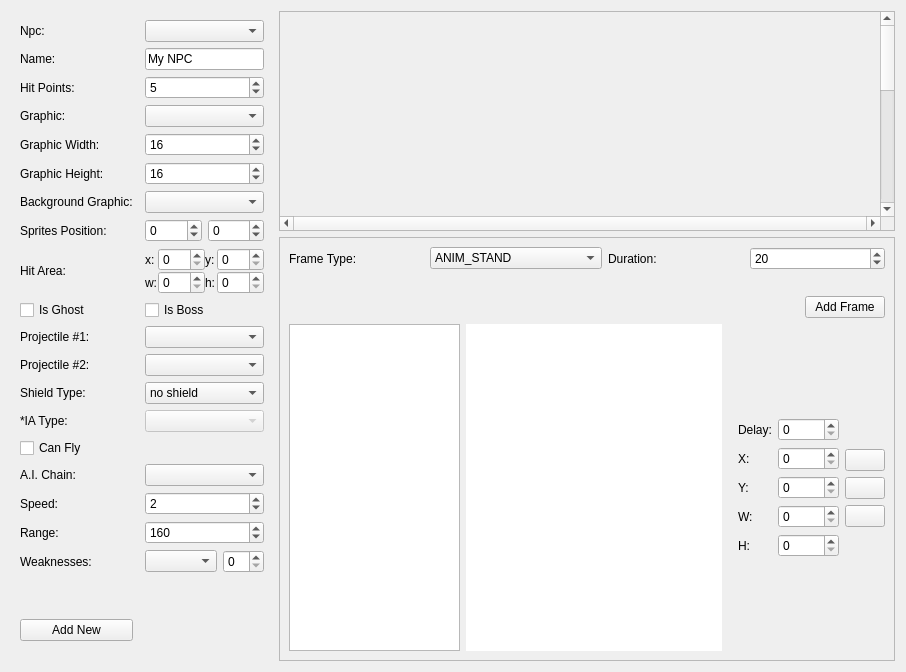
This is editor/mainwindow_tab/npc_edit.ui in arcadenea/rockbot as Qt 5 draws it before an edit. The edited form follows.
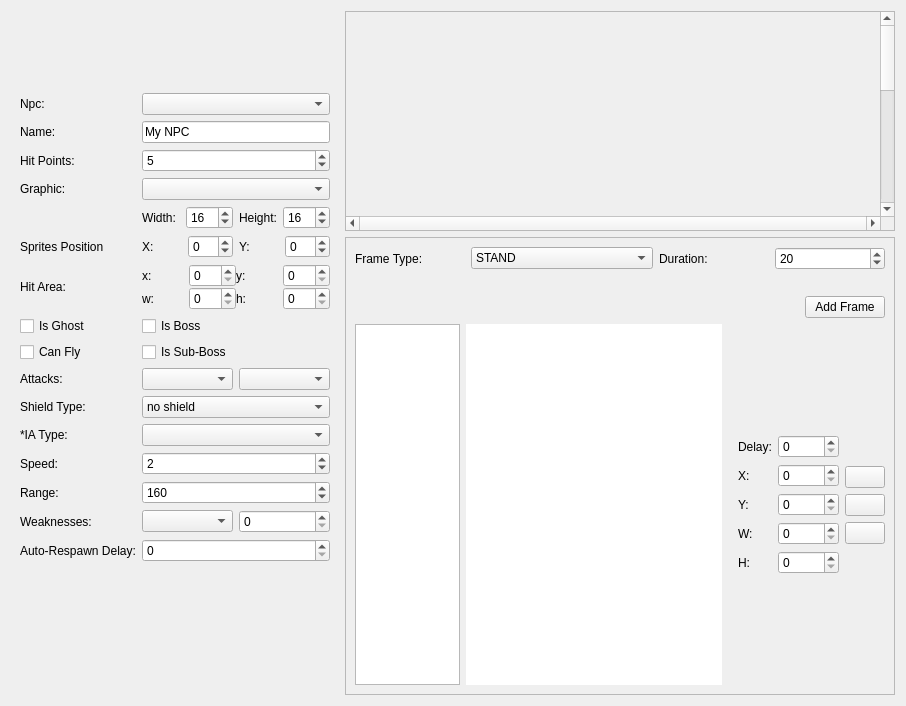
This is the edited form. Icons and pictures are not drawn. Custom widgets are drawn as their Qt base class.

Diff of the .ui file:
```diff
--- a/editor/mainwindow_tab/npc_edit.ui
+++ b/editor/mainwindow_tab/npc_edit.ui
@@ -7,7 +7,7 @@
     <x>0</x>
     <y>0</y>
     <width>906</width>
-    <height>670</height>
+    <height>706</height>
    </rect>
   </property>
   <property name="sizePolicy">
@@ -38,7 +38,16 @@
       <property name="sizeConstraint">
        <enum>QLayout::SetNoConstraint</enum>
       </property>
-      <property name="margin">
+      <property name="leftMargin">
+       <number>0</number>
+      </property>
+      <property name="topMargin">
+       <number>0</number>
+      </property>
+      <property name="rightMargin">
+       <number>0</number>
+      </property>
+      <property name="bottomMargin">
        <number>0</number>
       </property>
       <item row="0" column="2">
@@ -53,7 +62,16 @@
          <string notr="true"/>
         </property>
         <layout class="QVBoxLayout" name="verticalLayout_10">
-         <property name="margin">
+         <property name="leftMargin">
+          <number>0</number>
+         </property>
+         <property name="topMargin">
+          <number>0</number>
+         </property>
+         <property name="rightMargin">
+          <number>0</number>
+         </property>
+         <property name="bottomMargin">
           <number>0</number>
          </property>
          <item>
@@ -74,7 +92,16 @@
             <string notr="true"/>
            </property>
            <layout class="QVBoxLayout" name="verticalLayout_11">
-            <property name="margin">
+            <property name="leftMargin">
+             <number>0</number>
+            </property>
+            <property name="topMargin">
+             <number>0</number>
+            </property>
+            <property name="rightMargin">
+             <number>0</number>
+            </property>
+            <property name="bottomMargin">
              <number>0</number>
             </property>
             <item>
@@ -110,7 +137,7 @@
                 </sizepolicy>
                </property>
                <property name="autoFillBackground">
-                <bool>false</bool>
+                <bool>true</bool>
                </property>
                <widget class="npcPreviewArea" name="npc_edit_tab_previewarea" native="true">
                 <property name="geometry">
@@ -162,107 +189,147 @@
                <widget class="QComboBox" name="frame_list_selector">
                 <item>
                  <property name="text">
-                  <string>ANIM_STAND</string>
+                  <string>STAND</string>
                  </property>
                 </item>
                 <item>
                  <property name="text">
-                  <string>ANIM_WALK</string>
+                  <string>WALK</string>
                  </property>
                 </item>
                 <item>
                  <property name="text">
-                  <string>ANIM_JUMP</string>
+                  <string>JUMP</string>
                  </property>
                 </item>
                 <item>
                  <property name="text">
-                  <string>ANIM_ATTACK</string>
+                  <string>ATTACK</string>
                  </property>
                 </item>
                 <item>
                  <property name="text">
-                  <string>ANIM_TELEPORT</string>
+                  <string>TELEPORT</string>
                  </property>
                 </item>
                 <item>
                  <property name="text">
-                  <string>ANIM_JUMP_ATTACK</string>
+                  <string>JUMP_ATTACK</string>
                  </property>
                 </item>
                 <item>
                  <property name="text">
-                  <string>ANIM_WALK_ATTACK</string>
+                  <string>WALK_ATTACK</string>
                  </property>
                 </item>
                 <item>
                  <property name="text">
-                  <string>ANIM_HIT</string>
+                  <string>HIT</string>
                  </property>
                 </item>
                 <item>
                  <property name="text">
-                  <string>ANIM_STAIRS</string>
+                  <string>STAIRS</string>
                  </property>
                 </item>
                 <item>
                  <property name="text">
-                  <string>ANIM_STAIRS_SEMI</string>
+                  <string>STAIRS_SEMI</string>
                  </property>
                 </item>
                 <item>
                  <property name="text">
-                  <string>ANIM_STAIRS_ATTACK</string>
+                  <string>STAIRS_ATTACK</string>
                  </property>
                 </item>
                 <item>
                  <property name="text">
-                  <string>ANIM_STAIRS_MOVE</string>
+                  <string>STAIRS_MOVE</string>
                  </property>
                 </item>
                 <item>
                  <property name="text">
-                  <string>ANIM_TROW</string>
+                  <string>TROW</string>
                  </property>
                 </item>
                 <item>
                  <property name="text">
-                  <string>ANIM_TURN</string>
+                  <string>TURN (HORIZONTAL)</string>
                  </property>
                 </item>
                 <item>
                  <property name="text">
-                  <string>ANIM_MOVE_SEMI</string>
+                  <string>MOVE_SEMI</string>
                  </property>
                 </item>
                 <item>
                  <property name="text">
-                  <string>ANIM_WALK_AIR</string>
+                  <string>WALK_AIR</string>
                  </property>
                 </item>
                 <item>
                  <property name="text">
-                  <string>ANIM_INTRO</string>
+                  <string>INTRO</string>
                  </property>
                 </item>
                 <item>
                  <property name="text">
-                  <string>ANIM_SPECIAL_ATTACK</string>
+                  <string>SPECIAL_ATTACK</string>
                  </property>
                 </item>
                 <item>
                  <property name="text">
-                  <string>ANIM_SLIDE</string>
+                  <string>SLIDE</string>
                  </property>
                 </item>
                 <item>
                  <property name="text">
-                  <string>ANIM_SHIELD</string>
+                  <string>SHIELD</string>
                  </property>
                 </item>
                 <item>
                  <property name="text">
-                  <string>ANIM_VERTICAL_TURN</string>
+                  <string>TURN (VERTICAL)</string>
+                 </property>
+                </item>
+                <item>
+                 <property name="text">
+                  <string>ATTACK THROW</string>
+                 </property>
+                </item>
+                <item>
+                 <property name="text">
+                  <string>ATTACK DIAGONAL UP</string>
+                 </property>
+                </item>
+                <item>
+                 <property name="text">
+                  <string>ATTACK DIAGONAL DOWN</string>
+                 </property>
+                </item>
+                <item>
+                 <property name="text">
+                  <string>ATTACK UP</string>
+                 </property>
+                </item>
+                <item>
+                 <property name="text">
+                  <string>ATTACK DOWN</string>
+                 </property>
+                </item>
+                <item>
+                 <property name="text">
+                  <string>ATTACK SPECIAL</string>
+                 </property>
+                </item>
+                <item>
+                 <property name="text">
+                  <string>LOOK UP</string>
+                 </property>
+                </item>
+                <item>
+                 <property name="text">
+                  <string>GRAB WALL</string>
                  </property>
                 </item>
                </widget>
@@ -562,158 +629,13 @@
          <property name="bottomMargin">
           <number>20</number>
          </property>
-         <item row="13" column="0">
-          <widget class="QLabel" name="label_11">
-           <property name="text">
-            <string>Projectile #2:</string>
+         <item row="22" column="2">
+          <widget class="QSpinBox" name="respawn_time_spinBox">
+           <property name="toolTip">
+            <string>If different than zero, NPC will respawn even if is on-screen</string>
            </property>
-          </widget>
-         </item>
-         <item row="13" column="2">
-          <widget class="QComboBox" name="projectile2_comboBox"/>
-         </item>
-         <item row="17" column="2">
-          <widget class="QComboBox" name="ai_chain"/>
-         </item>
-         <item row="4" column="0">
-          <widget class="QLabel" name="label_63">
-           <property name="text">
-            <string>Graphic:</string>
-           </property>
-          </widget>
-         </item>
-         <item row="6" column="2">
-          <widget class="QSpinBox" name="npc_edit_tab_graphicwidth">
-           <property name="minimum">
-            <number>8</number>
-           </property>
            <property name="maximum">
-            <number>320</number>
-           </property>
-           <property name="value">
-            <number>16</number>
-           </property>
-          </widget>
-         </item>
-         <item row="17" column="0">
-          <widget class="QLabel" name="label_12">
-           <property name="text">
-            <string>A.I. Chain:</string>
-           </property>
-          </widget>
-         </item>
-         <item row="11" column="2">
-          <widget class="QCheckBox" name="isBoss_checkBox">
-           <property name="text">
-            <string>Is Boss</string>
-           </property>
-          </widget>
-         </item>
-         <item row="1" column="0">
-          <widget class="QLabel" name="label_62">
-           <property name="text">
-            <string>Name:</string>
-           </property>
-          </widget>
-         </item>
-         <item row="4" column="2">
-          <widget class="QComboBox" name="npc_edit_tab_graphiccombo"/>
-         </item>
-         <item row="7" column="0">
-          <widget class="QLabel" name="label_61">
-           <property name="text">
-            <string>Graphic Height:</string>
-           </property>
-          </widget>
-         </item>
-         <item row="15" column="0">
-          <widget class="QLabel" name="label_65">
-           <property name="text">
-            <string>*IA Type:</string>
-           </property>
-          </widget>
-         </item>
-         <item row="12" column="0">
-          <widget class="QLabel" name="label_10">
-           <property name="text">
-            <string>Projectile #1:</string>
-           </property>
-          </widget>
-         </item>
-         <item row="15" column="2">
-          <widget class="QComboBox" name="npc_edit_tab_iatype">
-           <property name="enabled">
-            <bool>false</bool>
-           </property>
-          </widget>
-         </item>
-         <item row="14" column="2">
-          <widget class="QComboBox" name="npc_edit_tab_shieldtype">
-           <item>
-            <property name="text">
-             <string>no shield</string>
-            </property>
-           </item>
-           <item>
-            <property name="text">
-             <string>full shield</string>
-            </property>
-           </item>
-           <item>
-            <property name="text">
-             <string>front shield</string>
-            </property>
-           </item>
-           <item>
-            <property name="text">
-             <string>stand_shield</string>
-            </property>
-           </item>
-           <item>
-            <property name="text">
-             <string/>
-            </property>
-           </item>
-          </widget>
-         </item>
-         <item row="11" column="0">
-          <widget class="QCheckBox" name="npc_edit_tab_canshoot">
-           <property name="text">
-            <string>Is Ghost</string>
-           </property>
-          </widget>
-         </item>
-         <item row="18" column="2">
-          <widget class="QSpinBox" name="npc_edit_tab_movespeed">
-           <property name="minimum">
-            <number>0</number>
-           </property>
-           <property name="maximum">
-            <number>20</number>
-           </property>
-           <property name="value">
-            <number>2</number>
-           </property>
-          </widget>
-         </item>
-         <item row="3" column="0">
-          <widget class="QLabel" name="label_64">
-           <property name="text">
-            <string>Hit Points:</string>
-           </property>
-          </widget>
-         </item>
-         <item row="18" column="0">
-          <widget class="QLabel" name="label_67">
-           <property name="text">
-            <string>Speed:</string>
-           </property>
-          </widget>
-         </item>
-         <item row="14" column="0">
-          <widget class="QLabel" name="label_66">
-           <property name="text">
-            <string>Shield Type:</string>
+            <number>99999</number>
            </property>
           </widget>
          </item>
@@ -724,33 +646,6 @@
            </property>
           </widget>
          </item>
-         <item row="0" column="2">
-          <widget class="QComboBox" name="npc_edit_tab_selectnpccombo"/>
-         </item>
-         <item row="20" column="2">
-          <layout class="QHBoxLayout" name="horizontalLayout">
-           <item>
-            <widget class="QComboBox" name="npc_edit_tab_weakness_list"/>
-           </item>
-           <item>
-            <widget class="QSpinBox" name="npc_edit_tab_weakness_points"/>
-           </item>
-          </layout>
-         </item>
-         <item row="20" column="0">
-          <widget class="QLabel" name="label">
-           <property name="text">
-            <string>Weaknesses:</string>
-           </property>
-          </widget>
-         </item>
-         <item row="6" column="0" colspan="2">
-          <widget class="QLabel" name="label_60">
-           <property name="text">
-            <string>Graphic Width: </string>
-           </property>
-          </widget>
-         </item>
          <item row="3" column="2">
           <widget class="QSpinBox" name="npc_edit_tab_NpcHP">
            <property name="value">
@@ -758,132 +653,28 @@
            </property>
           </widget>
          </item>
-         <item row="7" column="2">
-          <widget class="QSpinBox" name="npc_edit_tab_graphicheight">
-           <property name="minimum">
-            <number>8</number>
-           </property>
-           <property name="maximum">
-            <number>240</number>
-           </property>
-           <property name="value">
-            <number>16</number>
-           </property>
-          </widget>
-         </item>
-         <item row="12" column="2">
-          <widget class="QComboBox" name="projectile1_comboBox"/>
-         </item>
-         <item row="9" column="0">
-          <widget class="QLabel" name="label_3">
+         <item row="17" column="0">
+          <widget class="QLabel" name="label_65">
            <property name="text">
-            <string>Sprites Position:</string>
+            <string>*IA Type:</string>
            </property>
           </widget>
          </item>
-         <item row="8" column="0">
-          <widget class="QLabel" name="label_2">
-           <property name="text">
-            <string>Background Graphic:</string>
-           </property>
-          </widget>
-         </item>
-         <item row="8" column="2">
-          <widget class="QComboBox" name="bg_graphic_combo">
+         <item row="17" column="2">
+          <widget class="QComboBox" name="npc_edit_tab_iatype">
            <property name="enabled">
             <bool>true</bool>
            </property>
           </widget>
          </item>
-         <item row="9" column="2">
-          <layout class="QHBoxLayout" name="horizontalLayout_2">
-           <item>
-            <widget class="QSpinBox" name="sprite_pos_x">
-             <property name="enabled">
-              <bool>true</bool>
-             </property>
-             <property name="minimum">
-              <number>-99</number>
-             </property>
-            </widget>
-           </item>
-           <item>
-            <widget class="QSpinBox" name="sprite_pos_y">
-             <property name="enabled">
-              <bool>true</bool>
-             </property>
-             <property name="minimum">
-              <number>-99</number>
-             </property>
-            </widget>
-           </item>
-          </layout>
-         </item>
-         <item row="19" column="0">
-          <widget class="QLabel" name="label_68">
-           <property name="text">
-            <string>Range:</string>
-           </property>
-          </widget>
-         </item>
-         <item row="22" column="0">
-          <widget class="QPushButton" name="pushButton_11">
-           <property name="text">
-            <string>Add New</string>
-           </property>
-          </widget>
-         </item>
-         <item row="21" column="0">
-          <spacer name="verticalSpacer_9">
-           <property name="orientation">
-            <enum>Qt::Vertical</enum>
-           </property>
-           <property name="sizeHint" stdset="0">
-            <size>
-             <width>20</width>
-             <height>40</height>
-            </size>
-           </property>
-          </spacer>
-         </item>
          <item row="16" column="0">
-          <widget class="QCheckBox" name="checkBox">
+          <widget class="QLabel" name="label_66">
            <property name="text">
-            <string>Can Fly</string>
+            <string>Shield Type:</string>
            </property>
           </widget>
          </item>
-         <item row="1" column="2">
-          <widget class="QLineEdit" name="npc_edit_tab_NpcName">
-           <property name="text">
-            <string>My NPC</string>
-           </property>
-           <property name="maxLength">
-            <number>30</number>
-           </property>
-          </widget>
-         </item>
-         <item row="19" column="2">
-          <widget class="QSpinBox" name="npc_edit_tab_range">
-           <property name="minimum">
-            <number>0</number>
-           </property>
-           <property name="maximum">
-            <number>999</number>
-           </property>
-           <property name="value">
-            <number>160</number>
-           </property>
-          </widget>
-         </item>
-         <item row="10" column="0">
-          <widget class="QLabel" name="label_13">
-           <property name="text">
-            <string>Hit Area:</string>
-           </property>
-          </widget>
-         </item>
-         <item row="10" column="2">
+         <item row="9" column="2">
           <layout class="QVBoxLayout" name="verticalLayout_3">
            <property name="spacing">
             <number>0</number>
@@ -957,6 +748,306 @@
            </item>
           </layout>
          </item>
+         <item row="8" column="0">
+          <widget class="QLabel" name="label_3">
+           <property name="text">
+            <string>Sprites Position </string>
+           </property>
+          </widget>
+         </item>
+         <item row="22" column="0">
+          <widget class="QLabel" name="label_12">
+           <property name="text">
+            <string>Auto-Respawn Delay:</string>
+           </property>
+          </widget>
+         </item>
+         <item row="20" column="0">
+          <widget class="QLabel" name="label_68">
+           <property name="text">
+            <string>Range:</string>
+           </property>
+          </widget>
+         </item>
+         <item row="20" column="2">
+          <widget class="QSpinBox" name="npc_edit_tab_range">
+           <property name="minimum">
+            <number>0</number>
+           </property>
+           <property name="maximum">
+            <number>999</number>
+           </property>
+           <property name="value">
+            <number>160</number>
+           </property>
+          </widget>
+         </item>
+         <item row="11" column="0">
+          <widget class="QCheckBox" name="npc_edit_tab_canshoot">
+           <property name="text">
+            <string>Is Ghost</string>
+           </property>
+          </widget>
+         </item>
+         <item row="12" column="2">
+          <widget class="QCheckBox" name="isSubBoss_checkbox">
+           <property name="text">
+            <string>Is Sub-Boss</string>
+           </property>
+          </widget>
+         </item>
+         <item row="4" column="2">
+          <widget class="QComboBox" name="npc_edit_tab_graphiccombo"/>
+         </item>
+         <item row="8" column="2">
+          <layout class="QHBoxLayout" name="horizontalLayout_2">
+           <item>
+            <widget class="QLabel" name="label_10">
+             <property name="text">
+              <string>X: </string>
+             </property>
+            </widget>
+           </item>
+           <item>
+            <widget class="QSpinBox" name="sprite_pos_x">
+             <property name="enabled">
+              <bool>true</bool>
+             </property>
+             <property name="minimum">
+              <number>-99</number>
+             </property>
+            </widget>
+           </item>
+           <item>
+            <widget class="QLabel" name="label_11">
+             <property name="text">
+              <string>Y: </string>
+             </property>
+            </widget>
+           </item>
+           <item>
+            <widget class="QSpinBox" name="sprite_pos_y">
+             <property name="enabled">
+              <bool>true</bool>
+             </property>
+             <property name="minimum">
+              <number>-99</number>
+             </property>
+            </widget>
+           </item>
+          </layout>
+         </item>
+         <item row="13" column="2">
+          <layout class="QHBoxLayout" name="horizontalLayout_11">
+           <property name="rightMargin">
+            <number>0</number>
+           </property>
+           <property name="bottomMargin">
+            <number>0</number>
+           </property>
+           <item>
+            <widget class="QComboBox" name="projectile1_comboBox"/>
+           </item>
+           <item>
+            <widget class="QComboBox" name="projectile2_comboBox"/>
+           </item>
+          </layout>
+         </item>
+         <item row="5" column="2">
+          <layout class="QHBoxLayout" name="horizontalLayout_9">
+           <property name="rightMargin">
+            <number>0</number>
+           </property>
+           <item>
+            <layout class="QHBoxLayout" name="horizontalLayout_6">
+             <property name="bottomMargin">
+              <number>0</number>
+             </property>
+             <item>
+              <widget class="QLabel" name="label_60">
+               <property name="text">
+                <string>Width: </string>
+               </property>
+              </widget>
+             </item>
+             <item>
+              <widget class="QSpinBox" name="npc_edit_tab_graphicwidth">
+               <property name="minimum">
+                <number>8</number>
+               </property>
+               <property name="maximum">
+                <number>127</number>
+               </property>
+               <property name="value">
+                <number>16</number>
+               </property>
+              </widget>
+             </item>
+            </layout>
+           </item>
+           <item>
+            <widget class="QLabel" name="label_61">
+             <property name="text">
+              <string>Height:</string>
+             </property>
+            </widget>
+           </item>
+           <item>
+            <widget class="QSpinBox" name="npc_edit_tab_graphicheight">
+             <property name="minimum">
+              <number>8</number>
+             </property>
+             <property name="maximum">
+              <number>127</number>
+             </property>
+             <property name="value">
+              <number>16</number>
+             </property>
+            </widget>
+           </item>
+          </layout>
+         </item>
+         <item row="16" column="2">
+          <widget class="QComboBox" name="npc_edit_tab_shieldtype">
+           <item>
+            <property name="text">
+             <string>no shield</string>
+            </property>
+           </item>
+           <item>
+            <property name="text">
+             <string>full shield</string>
+            </property>
+           </item>
+           <item>
+            <property name="text">
+             <string>front shield</string>
+            </property>
+           </item>
+           <item>
+            <property name="text">
+             <string>stand_shield</string>
+            </property>
+           </item>
+           <item>
+            <property name="text">
+             <string/>
+            </property>
+           </item>
+          </widget>
+         </item>
+         <item row="12" column="0">
+          <widget class="QCheckBox" name="checkBox">
+           <property name="text">
+            <string>Can Fly</string>
+           </property>
+          </widget>
+         </item>
+         <item row="1" column="0">
+          <widget class="QLabel" name="label_62">
+           <property name="text">
+            <string>Name:</string>
+           </property>
+          </widget>
+         </item>
+         <item row="3" column="0">
+          <widget class="QLabel" name="label_64">
+           <property name="text">
+            <string>Hit Points:</string>
+           </property>
+          </widget>
+         </item>
+         <item row="19" column="2">
+          <widget class="QSpinBox" name="npc_edit_tab_movespeed">
+           <property name="minimum">
+            <number>0</number>
+           </property>
+           <property name="maximum">
+            <number>20</number>
+           </property>
+           <property name="value">
+            <number>2</number>
+           </property>
+          </widget>
+         </item>
+         <item row="23" column="0">
+          <spacer name="verticalSpacer_9">
+           <property name="orientation">
+            <enum>Qt::Vertical</enum>
+           </property>
+           <property name="sizeHint" stdset="0">
+            <size>
+             <width>20</width>
+             <height>40</height>
+            </size>
+           </property>
+          </spacer>
+         </item>
+         <item row="9" column="0">
+          <widget class="QLabel" name="label_13">
+           <property name="text">
+            <string>Hit Area:</string>
+           </property>
+          </widget>
+         </item>
+         <item row="0" column="2">
+          <widget class="QComboBox" name="npc_edit_tab_selectnpccombo"/>
+         </item>
+         <item row="11" column="2">
+          <widget class="QCheckBox" name="isBoss_checkBox">
+           <property name="text">
+            <string>Is Boss</string>
+           </property>
+          </widget>
+         </item>
+         <item row="21" column="0">
+          <widget class="QLabel" name="label">
+           <property name="text">
+            <string>Weaknesses:</string>
+           </property>
+          </widget>
+         </item>
+         <item row="19" column="0">
+          <widget class="QLabel" name="label_67">
+           <property name="text">
+            <string>Speed:</string>
+           </property>
+          </widget>
+         </item>
+         <item row="13" column="0">
+          <widget class="QLabel" name="label_2">
+           <property name="text">
+            <string>Attacks:</string>
+           </property>
+          </widget>
+         </item>
+         <item row="4" column="0">
+          <widget class="QLabel" name="label_63">
+           <property name="text">
+            <string>Graphic:</string>
+           </property>
+          </widget>
+         </item>
+         <item row="1" column="2">
+          <widget class="QLineEdit" name="npc_edit_tab_NpcName">
+           <property name="text">
+            <string>My NPC</string>
+           </property>
+           <property name="maxLength">
+            <number>30</number>
+           </property>
+          </widget>
+         </item>
+         <item row="21" column="2">
+          <layout class="QHBoxLayout" name="horizontalLayout">
+           <item>
+            <widget class="QComboBox" name="npc_edit_tab_weakness_list"/>
+           </item>
+           <item>
+            <widget class="QSpinBox" name="npc_edit_tab_weakness_points"/>
+           </item>
+          </layout>
+         </item>
         </layout>
        </widget>
       </item>
```
